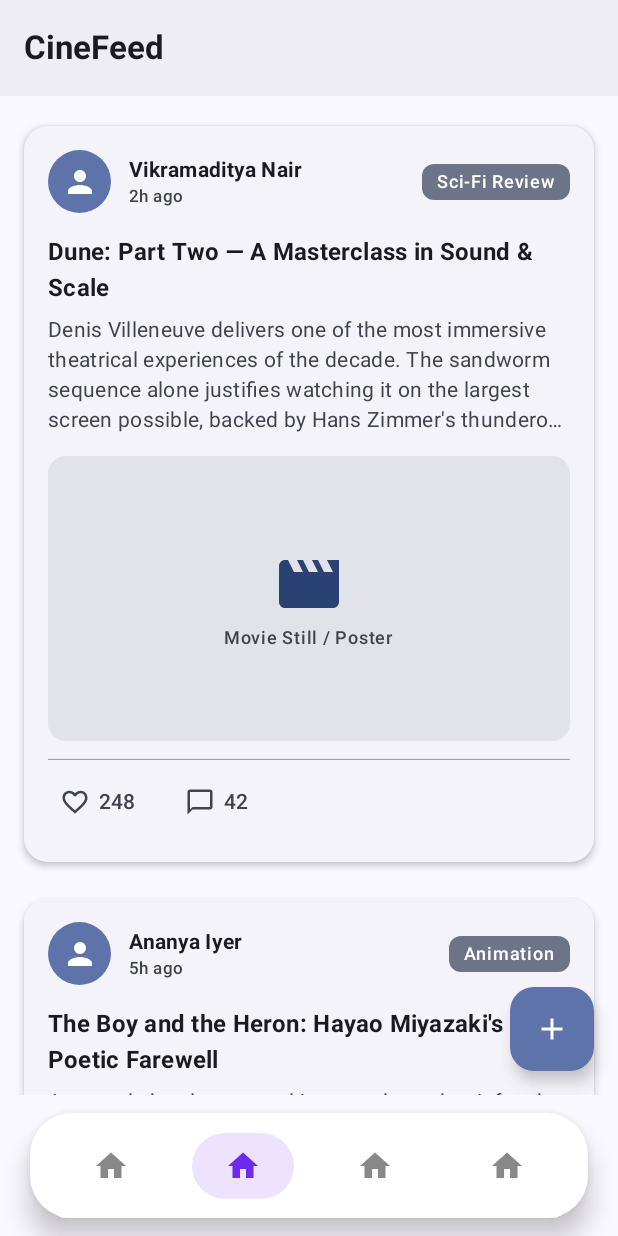
After one commit to dvy19/movie-kotlin, an Android app built with Jetpack Compose: the MovieFeedScreen screen opened through its navigation route, on a phone screen of 412 x 824 dp. The commit adds this screen. Run offline under Robolectric (Android 15) with nearby library versions, the phone set to English and light mode, and no system bars; pictures from the network do not load.

Commit message:
post feed UI

```diff
--- a/app/src/main/java/com/example/movie/BottomNav.kt
+++ b/app/src/main/java/com/example/movie/BottomNav.kt
@@ -77,9 +77,9 @@ fun BottomNav(
 
                 BottomItem(
                     icon = Icons.Default.Home,
-                    selected = currentRoute == Screens.MovieGridScreen.route
+                    selected = currentRoute == Screens.MovieFeedScreen.route
                 ) {
-                    mainNavController.navigate(Screens.MovieGridScreen.route)
+                    mainNavController.navigate(Screens.MovieFeedScreen.route)
                 }
 
                 BottomItem(
--- a/app/src/main/java/com/example/movie/MainActivity.kt
+++ b/app/src/main/java/com/example/movie/MainActivity.kt
@@ -40,6 +40,9 @@ sealed class Screens(val route: String){
 
     data object AllUsersScreen:Screens("all_users")
 
+    data object MovieFeedScreen:Screens("movie_feed")
+
+
 
 
 
--- a/app/src/main/java/com/example/movie/MainScreen.kt
+++ b/app/src/main/java/com/example/movie/MainScreen.kt
@@ -15,7 +15,9 @@ import androidx.navigation.compose.rememberNavController
 import com.example.movie.screens.AddPostScreen
 import com.example.movie.screens.AllUsersScreen
 import com.example.movie.screens.HomeScreen
+import com.example.movie.screens.MovieFeedScreen
 import com.example.movie.screens.MovieGridScreen
+import com.example.movie.screens.sampleMoviePosts
 import com.example.movie.screens.sampleUsers
 
 @Composable
@@ -65,6 +67,16 @@ fun MainScreen(
 
             }
 
+            composable(Screens.MovieFeedScreen.route){
+                MovieFeedScreen(
+                    posts = sampleMoviePosts,
+                    onCommentClick = { },
+                    onLikeToggle = { _, _ -> },
+                    onNewPostClick = { }
+                )
+            }
+
+
             composable(Screens.AllUsersScreen.route){
                 AllUsersScreen(
                     mainNavController,
--- /dev/null
+++ b/app/src/main/java/com/example/movie/components/MoviePostCard.kt
@@ -0,0 +1,236 @@
+package com.example.movie.components
+
+import androidx.compose.foundation.background
+import androidx.compose.foundation.layout.*
+import androidx.compose.foundation.shape.CircleShape
+import androidx.compose.foundation.shape.RoundedCornerShape
+import androidx.compose.material.icons.Icons
+import androidx.compose.material.icons.filled.Favorite
+import androidx.compose.material.icons.filled.Movie
+import androidx.compose.material.icons.filled.Person
+import androidx.compose.material.icons.outlined.ChatBubbleOutline
+import androidx.compose.material.icons.outlined.FavoriteBorder
+import androidx.compose.material3.*
+import androidx.compose.runtime.*
+import androidx.compose.ui.Alignment
+import androidx.compose.ui.Modifier
+import androidx.compose.ui.draw.clip
+import androidx.compose.ui.text.font.FontWeight
+import androidx.compose.ui.text.style.TextOverflow
+import androidx.compose.ui.unit.dp
+
+// 1. Data model for the Movie Post
+data class MoviePost(
+    val id: Int,
+    val authorName: String,
+    val timeAgo: String,
+    val category: String,
+    val title: String,
+    val content: String,
+    val initialLikes: Int,
+    val commentCount: Int,
+    val isInitiallyLiked: Boolean = false
+)
+
+@Composable
+fun MoviePostCard(
+    post: MoviePost = sampleMoviePost,
+    onCommentClick: (MoviePost) -> Unit = {},
+    onLikeToggle: (MoviePost, Boolean) -> Unit = { _, _ -> }
+) {
+    // Local state to make the like button immediately interactive
+    var isLiked by remember { mutableStateOf(post.isInitiallyLiked) }
+    var likeCount by remember { mutableIntStateOf(post.initialLikes) }
+
+    ElevatedCard(
+        modifier = Modifier
+            .fillMaxWidth()
+            .padding(horizontal = 16.dp, vertical = 8.dp),
+        shape = RoundedCornerShape(16.dp),
+        colors = CardDefaults.elevatedCardColors(
+            containerColor = MaterialTheme.colorScheme.surfaceContainerLow
+        ),
+        elevation = CardDefaults.elevatedCardElevation(defaultElevation = 3.dp)
+    ) {
+        Column(
+            modifier = Modifier
+                .fillMaxWidth()
+                .padding(16.dp)
+        ) {
+            // --- HEADER: Profile Avatar, Author Name, Time & Category ---
+            Row(
+                modifier = Modifier.fillMaxWidth(),
+                verticalAlignment = Alignment.CenterVertically,
+                horizontalArrangement = Arrangement.SpaceBetween
+            ) {
+                Row(
+                    verticalAlignment = Alignment.CenterVertically,
+                    modifier = Modifier.weight(1f)
+                ) {
+                    // Author Profile Avatar
+                    Box(
+                        modifier = Modifier
+                            .size(42.dp)
+                            .clip(CircleShape)
+                            .background(MaterialTheme.colorScheme.primaryContainer),
+                        contentAlignment = Alignment.Center
+                    ) {
+                        Icon(
+                            imageVector = Icons.Default.Person,
+                            contentDescription = "${post.authorName} profile",
+                            tint = MaterialTheme.colorScheme.onPrimaryContainer
+                        )
+                    }
+
+                    Spacer(modifier = Modifier.width(12.dp))
+
+                    Column {
+                        Text(
+                            text = post.authorName,
+                            style = MaterialTheme.typography.titleSmall,
+                            fontWeight = FontWeight.Bold,
+                            color = MaterialTheme.colorScheme.onSurface
+                        )
+                        Text(
+                            text = post.timeAgo,
+                            style = MaterialTheme.typography.labelSmall,
+                            color = MaterialTheme.colorScheme.onSurfaceVariant
+                        )
+                    }
+                }
+
+                // Category Pill / Badge
+                Surface(
+                    shape = RoundedCornerShape(8.dp),
+                    color = MaterialTheme.colorScheme.secondaryContainer
+                ) {
+                    Text(
+                        text = post.category,
+                        style = MaterialTheme.typography.labelMedium,
+                        fontWeight = FontWeight.SemiBold,
+                        color = MaterialTheme.colorScheme.onSecondaryContainer,
+                        modifier = Modifier.padding(horizontal = 10.dp, vertical = 4.dp)
+                    )
+                }
+            }
+
+            Spacer(modifier = Modifier.height(14.dp))
+
+            // --- BODY: Post Title & Content ---
+            Text(
+                text = post.title,
+                style = MaterialTheme.typography.titleMedium,
+                fontWeight = FontWeight.Bold,
+                color = MaterialTheme.colorScheme.onSurface
+            )
+
+            Spacer(modifier = Modifier.height(6.dp))
+
+            Text(
+                text = post.content,
+                style = MaterialTheme.typography.bodyMedium,
+                color = MaterialTheme.colorScheme.onSurfaceVariant,
+                maxLines = 4,
+                overflow = TextOverflow.Ellipsis
+            )
+
+            Spacer(modifier = Modifier.height(14.dp))
+
+            // --- MEDIA: Movie Poster / Still Image Banner ---
+            // Note: Replace this Box with Coil's `AsyncImage` when loading real network URLs
+            Box(
+                modifier = Modifier
+                    .fillMaxWidth()
+                    .height(190.dp)
+                    .clip(RoundedCornerShape(12.dp))
+                    .background(MaterialTheme.colorScheme.surfaceContainerHighest),
+                contentAlignment = Alignment.Center
+            ) {
+                Column(horizontalAlignment = Alignment.CenterHorizontally) {
+                    Icon(
+                        imageVector = Icons.Default.Movie,
+                        contentDescription = "Movie Poster",
+                        modifier = Modifier.size(48.dp),
+                        tint = MaterialTheme.colorScheme.primary
+                    )
+                    Spacer(modifier = Modifier.height(4.dp))
+                    Text(
+                        text = "Movie Still / Poster",
+                        style = MaterialTheme.typography.labelMedium,
+                        color = MaterialTheme.colorScheme.onSurfaceVariant
+                    )
+                }
+            }
+
+            Spacer(modifier = Modifier.height(12.dp))
+
+            HorizontalDivider(
+                thickness = 0.5.dp,
+                color = MaterialTheme.colorScheme.outlineVariant
+            )
+
+            Spacer(modifier = Modifier.height(4.dp))
+
+            // --- FOOTER: Like & Comment Action Buttons ---
+            Row(
+                modifier = Modifier.fillMaxWidth(),
+                verticalAlignment = Alignment.CenterVertically,
+                horizontalArrangement = Arrangement.spacedBy(16.dp)
+            ) {
+                // Interactive Like Button
+                TextButton(
+                    onClick = {
+                        isLiked = !isLiked
+                        likeCount += if (isLiked) 1 else -1
+                        onLikeToggle(post, isLiked)
+                    },
+                    contentPadding = PaddingValues(horizontal = 8.dp, vertical = 4.dp)
+                ) {
+                    Icon(
+                        imageVector = if (isLiked) Icons.Filled.Favorite else Icons.Outlined.FavoriteBorder,
+                        contentDescription = "Like Post",
+                        tint = if (isLiked) MaterialTheme.colorScheme.error else MaterialTheme.colorScheme.onSurfaceVariant,
+                        modifier = Modifier.size(20.dp)
+                    )
+                    Spacer(modifier = Modifier.width(6.dp))
+                    Text(
+                        text = "$likeCount",
+                        style = MaterialTheme.typography.labelLarge,
+                        color = if (isLiked) MaterialTheme.colorScheme.error else MaterialTheme.colorScheme.onSurfaceVariant
+                    )
+                }
+
+                // Comment Button
+                TextButton(
+                    onClick = { onCommentClick(post) },
+                    contentPadding = PaddingValues(horizontal = 8.dp, vertical = 4.dp)
+                ) {
+                    Icon(
+                        imageVector = Icons.Outlined.ChatBubbleOutline,
+                        contentDescription = "Comment on Post",
+                        tint = MaterialTheme.colorScheme.onSurfaceVariant,
+                        modifier = Modifier.size(20.dp)
+                    )
+                    Spacer(modifier = Modifier.width(6.dp))
+                    Text(
+                        text = "${post.commentCount}",
+                        style = MaterialTheme.typography.labelLarge,
+                        color = MaterialTheme.colorScheme.onSurfaceVariant
+                    )
+                }
+            }
+        }
+    }
+}
+
+// 2. Sample Mock Data
+val sampleMoviePost = MoviePost(
+    id = 101,
+    authorName = "Vikramaditya Nair",
+    timeAgo = "2h ago",
+    category = "Sci-Fi Review",
+    title = "Dune: Part Two — A Masterclass in Sound & Scale",
+    content = "Denis Villeneuve delivers one of the most immersive theatrical experiences of the decade. The sandworm sequence alone justifies watching it on the largest screen possible, backed by Hans Zimmer's thunderous score.",
+    initialLikes = 248,
+    commentCount = 42
+)
--- a/app/src/main/java/com/example/movie/screens/HomeScreen.kt
+++ b/app/src/main/java/com/example/movie/screens/HomeScreen.kt
@@ -10,6 +10,8 @@ import androidx.compose.foundation.background
 import androidx.compose.foundation.layout.Arrangement
 import androidx.compose.foundation.layout.Box
 import androidx.compose.foundation.layout.Column
+import androidx.compose.foundation.layout.PaddingValues
+import androidx.compose.foundation.layout.Row
 import androidx.compose.foundation.layout.Spacer
 import androidx.compose.foundation.layout.fillMaxSize
 import androidx.compose.foundation.layout.fillMaxWidth
@@ -36,6 +38,7 @@ import androidx.compose.material3.NavigationDrawerItem
 import androidx.compose.material3.NavigationDrawerItemDefaults
 import androidx.compose.material3.Scaffold
 import androidx.compose.material3.Text
+import androidx.compose.material3.TextButton
 import androidx.compose.material3.TopAppBar
 import androidx.compose.material3.TopAppBarDefaults
 import androidx.compose.material3.rememberDrawerState
@@ -51,6 +54,7 @@ import androidx.compose.ui.unit.dp
 import androidx.compose.ui.unit.sp
 import androidx.lifecycle.viewmodel.compose.viewModel
 import androidx.navigation.NavController
+import com.example.movie.Screens
 import com.example.movie.components.Genre
 import com.example.movie.components.GenreHorizontalList
 import com.example.movie.components.MovieVerticalList
@@ -384,11 +388,32 @@ fun HomeScreen(
                 }
 
                 item{
-                    Text(
-                        text = "Popular Movies",
-                        style = MaterialTheme.typography.titleLarge,
-                        modifier = Modifier.padding(16.dp)
-                    )
+                    Row(
+                        modifier = Modifier
+                            .fillMaxWidth()
+                            .padding(horizontal = 16.dp, vertical = 8.dp),
+                        verticalAlignment = Alignment.CenterVertically,
+                        horizontalArrangement = Arrangement.SpaceBetween
+                    ) {
+                        // Section Title
+                        Text(
+                            text = "Popular Movies",
+                            style = MaterialTheme.typography.titleLarge,
+                            color = MaterialTheme.colorScheme.onSurface
+                        )
+
+                        // View All Action Button
+                        TextButton(
+                            onClick = {mainNavController.navigate(Screens.MovieGridScreen.route)},
+                            contentPadding = PaddingValues(horizontal = 8.dp, vertical = 4.dp)
+                        ) {
+                            Text(
+                                text = "View All",
+                                style = MaterialTheme.typography.labelLarge,
+                                color = MaterialTheme.colorScheme.primary
+                            )
+                        }
+                    }
                     MovieVerticalList(
                         movies = sampleMovies,
                         modifier = Modifier.fillMaxWidth()
--- /dev/null
+++ b/app/src/main/java/com/example/movie/screens/MovieFeedScreen.kt
@@ -0,0 +1,117 @@
+package com.example.movie.screens
+
+import androidx.compose.foundation.layout.*
+import androidx.compose.foundation.lazy.LazyColumn
+import androidx.compose.foundation.lazy.items
+import androidx.compose.material.icons.Icons
+import androidx.compose.material.icons.filled.Add
+import androidx.compose.material.icons.filled.Movie
+import androidx.compose.material3.*
+import androidx.compose.runtime.*
+import androidx.compose.ui.Modifier
+import androidx.compose.ui.text.font.FontWeight
+import androidx.compose.ui.unit.dp
+import com.example.movie.components.MoviePost
+import com.example.movie.components.MoviePostCard
+
+// 1. Parent Feed Screen Composable
+@OptIn(ExperimentalMaterial3Api::class)
+@Composable
+fun MovieFeedScreen(
+    posts: List<MoviePost> = sampleMoviePosts,
+    onCommentClick: (MoviePost) -> Unit = {},
+    onLikeToggle: (MoviePost, Boolean) -> Unit = { _, _ -> },
+    onNewPostClick: () -> Unit = {}
+) {
+    Scaffold(
+        topBar = {
+            TopAppBar(
+                title = {
+                    Text(
+                        text = "CineFeed",
+                        fontWeight = FontWeight.Bold,
+                        style = MaterialTheme.typography.titleLarge
+                    )
+                },
+                colors = TopAppBarDefaults.topAppBarColors(
+                    containerColor = MaterialTheme.colorScheme.surfaceContainer
+                )
+            )
+        },
+        floatingActionButton = {
+            FloatingActionButton(
+                onClick = onNewPostClick,
+                containerColor = MaterialTheme.colorScheme.primaryContainer,
+                contentColor = MaterialTheme.colorScheme.onPrimaryContainer
+            ) {
+                Icon(
+                    imageVector = Icons.Default.Add,
+                    contentDescription = "Create New Post"
+                )
+            }
+        }
+    ) { innerPadding ->
+        LazyColumn(
+            modifier = Modifier
+                .fillMaxSize()
+                .padding(innerPadding),
+            contentPadding = PaddingValues(vertical = 12.dp),
+            verticalArrangement = Arrangement.spacedBy(8.dp)
+        ) {
+            items(
+                items = posts,
+                key = { post -> post.id } // Stable keys for optimal LazyColumn recycling
+            ) { post ->
+                MoviePostCard(
+                    post = post,
+                    onCommentClick = { clickedPost -> onCommentClick(clickedPost) },
+                    onLikeToggle = { targetPost, isLiked -> onLikeToggle(targetPost, isLiked) }
+                )
+            }
+        }
+    }
+}
+
+// 2. Sample Data Source containing 4 diverse movie posts
+val sampleMoviePosts = listOf(
+    MoviePost(
+        id = 101,
+        authorName = "Vikramaditya Nair",
+        timeAgo = "2h ago",
+        category = "Sci-Fi Review",
+        title = "Dune: Part Two — A Masterclass in Sound & Scale",
+        content = "Denis Villeneuve delivers one of the most immersive theatrical experiences of the decade. The sandworm sequence alone justifies watching it on the largest screen possible, backed by Hans Zimmer's thunderous score.",
+        initialLikes = 248,
+        commentCount = 42
+    ),
+    MoviePost(
+        id = 102,
+        authorName = "Ananya Iyer",
+        timeAgo = "5h ago",
+        category = "Animation",
+        title = "The Boy and the Heron: Hayao Miyazaki's Poetic Farewell",
+        content = "A surreal, deeply personal journey through grief and imagination. It may lack the strict narrative linearity of Spirited Away, but every single frame feels like a hand-painted watercolor masterpiece.",
+        initialLikes = 189,
+        commentCount = 27
+    ),
+    MoviePost(
+        id = 103,
+        authorName = "Rohan Gupta",
+        timeAgo = "1d ago",
+        category = "Action / Thriller",
+        title = "Mad Max: Fury Road Still Holds the Crown for Practical Stunts",
+        content = "Rewatched it on the big screen last night. The sheer commitment to physical framing, real-world choreography, and minimal CGI makes modern blockbuster action look weightless by comparison.",
+        initialLikes = 412,
+        commentCount = 65
+    ),
+    MoviePost(
+        id = 104,
+        authorName = "Priya Verma",
+        timeAgo = "2d ago",
+        category = "Indie Gem",
+        title = "Past Lives is Quietly Devastating",
+        content = "A film about the paths not taken and the versions of ourselves we leave behind in different countries and phases of life. Greta Lee and Teo Yoo's chemistry is electric without ever raising their voices.",
+        initialLikes = 320,
+        commentCount = 51
+    )
+)
```
